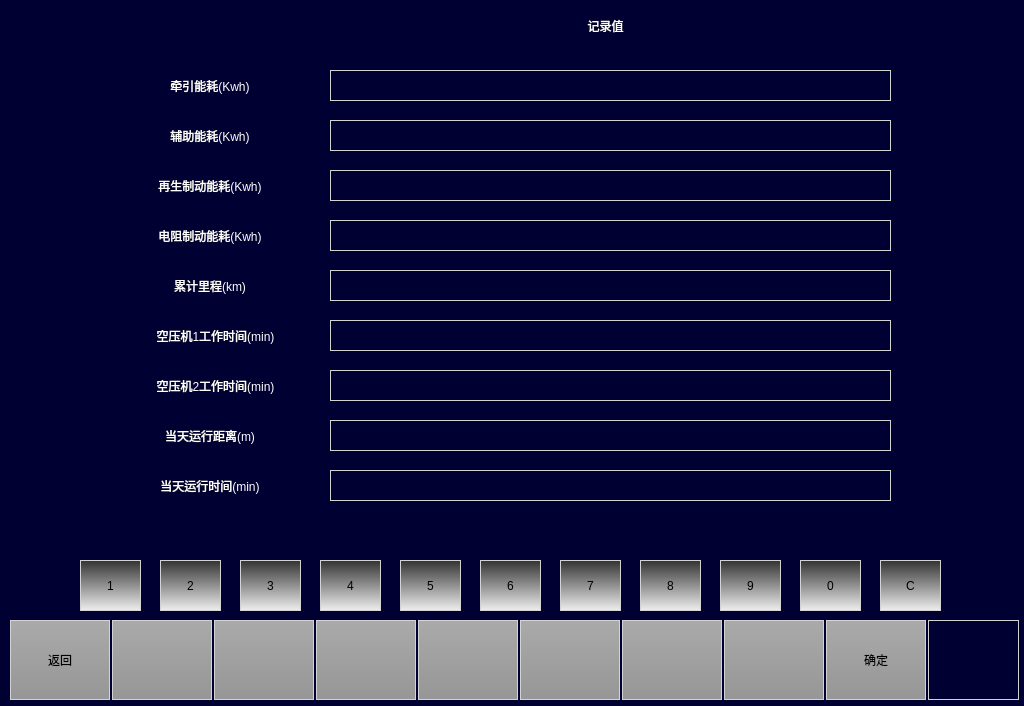
Qt form maintaincedatamanagepage.ui (994656234/HHL) before a commit.
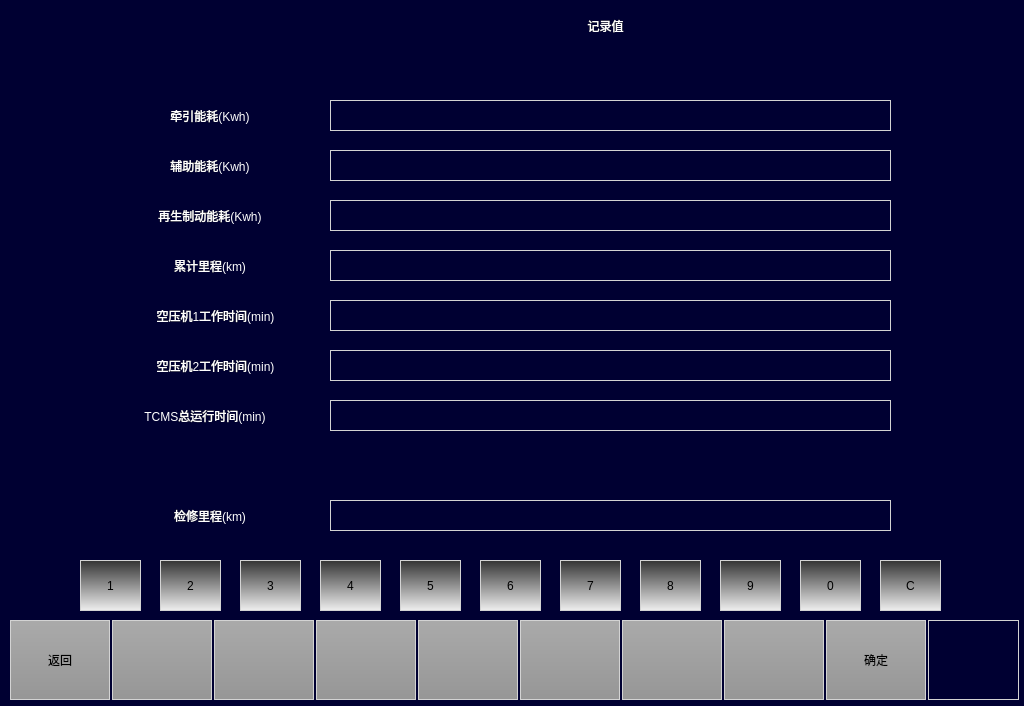
The same form after that commit. Icons and pictures are not drawn.

Patch:
```diff
--- a/maintaincedatamanagepage.ui
+++ b/maintaincedatamanagepage.ui
@@ -239,9 +239,9 @@
   <widget class="QLabel" name="lbl_1">
    <property name="geometry">
     <rect>
-     <x>110</x>
-     <y>420</y>
-     <width>200</width>
+     <x>80</x>
+     <y>400</y>
+     <width>250</width>
      <height>31</height>
     </rect>
    </property>
@@ -250,7 +250,7 @@
 font:20px &quot;微软雅黑&quot;;</string>
    </property>
    <property name="text">
-    <string>当天运行距离(m)</string>
+    <string>TCMS总运行时间(min)</string>
    </property>
    <property name="alignment">
     <set>Qt::AlignCenter</set>
@@ -260,7 +260,7 @@
    <property name="geometry">
     <rect>
      <x>110</x>
-     <y>70</y>
+     <y>100</y>
      <width>200</width>
      <height>31</height>
     </rect>
@@ -280,7 +280,7 @@
    <property name="geometry">
     <rect>
      <x>110</x>
-     <y>320</y>
+     <y>300</y>
      <width>211</width>
      <height>31</height>
     </rect>
@@ -300,7 +300,7 @@
    <property name="geometry">
     <rect>
      <x>110</x>
-     <y>370</y>
+     <y>350</y>
      <width>211</width>
      <height>31</height>
     </rect>
@@ -340,7 +340,7 @@
    <property name="geometry">
     <rect>
      <x>330</x>
-     <y>70</y>
+     <y>100</y>
      <width>561</width>
      <height>31</height>
     </rect>
@@ -363,7 +363,7 @@
    <property name="geometry">
     <rect>
      <x>330</x>
-     <y>120</y>
+     <y>150</y>
      <width>561</width>
      <height>31</height>
     </rect>
@@ -385,7 +385,7 @@
    <property name="geometry">
     <rect>
      <x>330</x>
-     <y>170</y>
+     <y>200</y>
      <width>561</width>
      <height>31</height>
     </rect>
@@ -407,7 +407,7 @@
    <property name="geometry">
     <rect>
      <x>330</x>
-     <y>220</y>
+     <y>500</y>
      <width>561</width>
      <height>31</height>
     </rect>
@@ -660,7 +660,7 @@
    <property name="geometry">
     <rect>
      <x>330</x>
-     <y>370</y>
+     <y>350</y>
      <width>561</width>
      <height>31</height>
     </rect>
@@ -682,7 +682,7 @@
    <property name="geometry">
     <rect>
      <x>330</x>
-     <y>420</y>
+     <y>400</y>
      <width>561</width>
      <height>31</height>
     </rect>
@@ -704,7 +704,7 @@
    <property name="geometry">
     <rect>
      <x>330</x>
-     <y>270</y>
+     <y>250</y>
      <width>561</width>
      <height>31</height>
     </rect>
@@ -726,7 +726,7 @@
    <property name="geometry">
     <rect>
      <x>330</x>
-     <y>320</y>
+     <y>300</y>
      <width>561</width>
      <height>31</height>
     </rect>
@@ -744,30 +744,11 @@
     <string/>
    </property>
   </widget>
-  <widget class="QPushButton" name="BTNTime">
-   <property name="geometry">
-    <rect>
-     <x>330</x>
-     <y>470</y>
-     <width>561</width>
-     <height>31</height>
-    </rect>
-   </property>
-   <property name="focusPolicy">
-    <enum>Qt::NoFocus</enum>
-   </property>
-   <property name="styleSheet">
-    <string notr="true"/>
-   </property>
-   <property name="text">
-    <string/>
-   </property>
-  </widget>
   <widget class="QLabel" name="lbl_5">
    <property name="geometry">
     <rect>
      <x>110</x>
-     <y>120</y>
+     <y>150</y>
      <width>200</width>
      <height>31</height>
     </rect>
@@ -787,7 +768,7 @@
    <property name="geometry">
     <rect>
      <x>110</x>
-     <y>170</y>
+     <y>200</y>
      <width>200</width>
      <height>31</height>
     </rect>
@@ -807,7 +788,7 @@
    <property name="geometry">
     <rect>
      <x>110</x>
-     <y>220</y>
+     <y>500</y>
      <width>200</width>
      <height>31</height>
     </rect>
@@ -817,7 +798,7 @@
 font:20px &quot;微软雅黑&quot;;</string>
    </property>
    <property name="text">
-    <string>电阻制动能耗(Kwh)</string>
+    <string>检修里程(km)</string>
    </property>
    <property name="alignment">
     <set>Qt::AlignCenter</set>
@@ -827,7 +808,7 @@
    <property name="geometry">
     <rect>
      <x>110</x>
-     <y>270</y>
+     <y>250</y>
      <width>200</width>
      <height>31</height>
     </rect>
@@ -843,26 +824,6 @@
     <set>Qt::AlignCenter</set>
    </property>
   </widget>
-  <widget class="QLabel" name="lbl_10">
-   <property name="geometry">
-    <rect>
-     <x>110</x>
-     <y>470</y>
-     <width>200</width>
-     <height>31</height>
-    </rect>
-   </property>
-   <property name="styleSheet">
-    <string notr="true">color: rgb(255, 255, 255);
-font:20px &quot;微软雅黑&quot;;</string>
-   </property>
-   <property name="text">
-    <string>当天运行时间(min)</string>
-   </property>
-   <property name="alignment">
-    <set>Qt::AlignCenter</set>
-   </property>
-  </widget>
  </widget>
  <resources/>
  <connections/>
```
Left out of the diff: 2 changed lines with no effect on the pictures.
